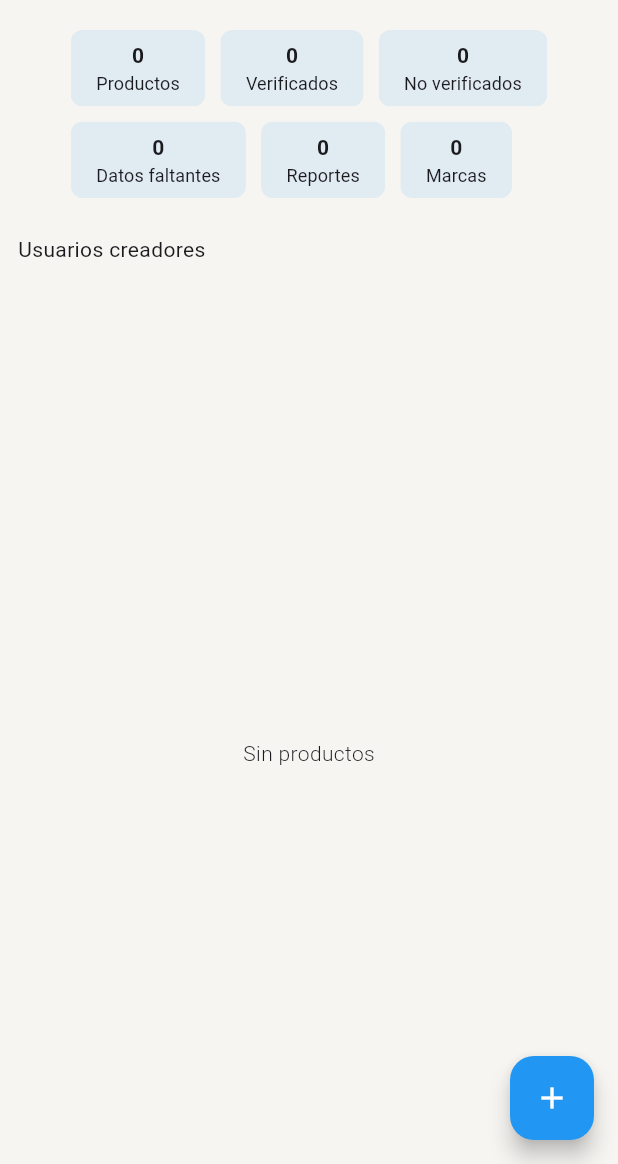
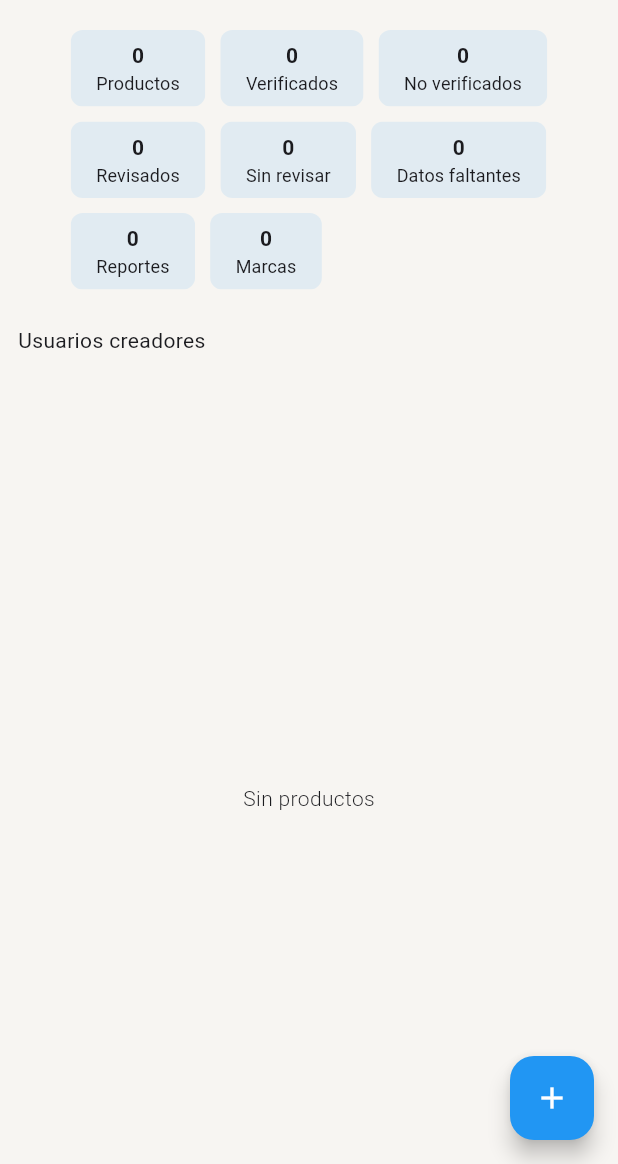
Before and after one commit to lucasaiivan/sell, a Flutter app: the ModeratorView screen opened by its route, after a tap on an icon or button, on a phone screen of 412 x 824 dp, the part 72-1236 px from its top. Run offline on Flutter 3.47's test engine with Material 3 defaults, Android fonts, the phone set to English and light mode, and no system bars; our stand-ins replace animate_do, audioplayers, cached_network_image, carousel_slider, cloud_firestore, email_validator and 16 more; missing offline and left inert: flutter_barcode_scanner, observe_internet_connectivity, purchases_flutter, search_page, snapping_sheet; accounts and stored records are empty.

Commit message:
feat: Mejorar la visualización de los productos en la vista del moderador

```diff
--- a/lib/app/core/utils/widgets_utils.dart
+++ b/lib/app/core/utils/widgets_utils.dart
@@ -840,9 +840,8 @@ class ComponentApp extends StatelessWidget {
                 iconLeading==null?Container():Icon(iconLeading,color: colorAccent,size: 24),
                 iconLeading==null?Container():const SizedBox(width:8),
                 // text
-                Text(text,style: TextStyle(color: colorAccent,fontSize: 16 ),overflow: TextOverflow.clip),
+                Text(text,style: TextStyle(color: colorAccent,fontSize: 16 ),overflow: TextOverflow.ellipsis),
                 iconTrailing==null?Container():const SizedBox(width:8),
-                // icon trailing
                 iconTrailing==null?Container():Icon(iconTrailing,color: colorAccent,size: 24),
               ],
             ),
--- a/lib/app/domain/entities/catalogo_model.dart
+++ b/lib/app/domain/entities/catalogo_model.dart
@@ -14,6 +14,7 @@ class Product {
   int followers = 0; // seguidores
   bool outstanding = false; // producto destacado
   bool verified = false; // estado de verificación  al un moderador
+  bool reviewed = false; // estado de revisado por un moderador
   Timestamp creation =Timestamp.now(); // Marca de tiempo ( hora en que se creo el producto )
   Timestamp upgrade =Timestamp.now(); // Marca de tiempo ( hora en que se edito el producto )
   // datos del usuario y cuenta
@@ -26,6 +27,7 @@ class Product {
     this.idUserCreation = '',
     this.idUserUpgrade = '',
     this.verified = false,
+    this.reviewed = false,
     this.outstanding = false,
     this.idMark = "",
     this.nameMark = '',
@@ -43,6 +45,7 @@ class Product {
         'idUserCreation': idUserCreation,
         'idUserUpgrade': idUserUpgrade,
         "verified": verified,
+        'reviewed' : reviewed,
         "outstanding": outstanding,
         "idMark": idMark,
         'nameMark': nameMark,
@@ -59,6 +62,7 @@ class Product {
         //'idUserCreation': idUserCreation,
         'idUserUpgrade': idUserUpgrade,
         "verified": verified,
+        'reviewed' : reviewed,
         "outstanding": outstanding,
         "idMark": idMark,
         'nameMark': nameMark,
@@ -77,6 +81,7 @@ class Product {
       idUserCreation: data.containsKey('idUserCreation')? data['idUserCreation'] : '',
       idUserUpgrade: data.containsKey('idUserUpgrade')? data['idUserUpgrade'] : '',
       verified: data.containsKey('verified')? data['verified']: false,
+      reviewed: data.containsKey('reviewed')? data['reviewed']: false,
       outstanding: data.containsKey('outstanding')? data['outstanding'] : false,
       idMark: data.containsKey('idMark') ? data['idMark'] : data.containsKey('id_marca') ?data['id_marca'] :'',
       nameMark: data.containsKey('nameMark') ? data['nameMark'] : '',
@@ -98,6 +103,7 @@ class Product {
     idUserCreation = data['idUserCreation'] ?? '';
     idUserUpgrade = data['idUserUpgrade'] ?? '';
     verified = data.containsKey('verified')? data['verified']: data['verificado'] ?? false;
+    reviewed = data.containsKey('reviewed')? data['reviewed']: data['revisado'] ?? false;
     outstanding = data['outstanding'] ?? false;
     idMark =data.containsKey('idMark') ? data['idMark'] : data['id_marca'] ?? '';
     nameMark = data['nameMark'] ?? '';
@@ -116,6 +122,7 @@ class Product {
     productCatalogue.followers = followers;
     productCatalogue.image = image;
     productCatalogue.verified = verified;
+    productCatalogue.reviewed = reviewed;
     productCatalogue.outstanding = outstanding;
     productCatalogue.idMark = idMark;
     productCatalogue.nameMark = nameMark;
@@ -143,6 +150,7 @@ class ProductCatalogue {
 
   // variables del producto global
   bool verified = false; // estado de verificación por un moderador
+  bool reviewed = false; // estado de revisado por un moderador
   bool outstanding = false; // producto destacado en la DB global
   int followers = 0; // seguidores
 
@@ -176,6 +184,7 @@ class ProductCatalogue {
     // Valores del producto
     this.id = "",
     this.verified = false,
+    this.reviewed = false,
     this.followers = 0,
     this.favorite = false,
     this.outstanding = false,
@@ -243,6 +252,7 @@ class ProductCatalogue {
   return ProductCatalogue(
     id: id ?? this.id,
     verified: verified ?? this.verified,
+    reviewed: reviewed,
     followers: followers ?? this.followers,
     favorite: favorite ?? this.favorite,
     outstanding: outstanding ?? this.outstanding,
@@ -280,6 +290,7 @@ class ProductCatalogue {
       // Valores del producto
       id: data.containsKey('id')? data['id'] :'',
       verified: data.containsKey('verified')? data['verified']: data['verificado'] ?? false,
+      reviewed: data.containsKey('reviewed')? data['reviewed']: data['revisado'] ?? false,
       followers: data.containsKey('followers')? data['followers']: data['seguidores'] ?? 0,
       outstanding: data.containsKey('outstanding')? data['outstanding']: data['destacado'] ?? false,
       favorite: data.containsKey('favorite')? data['favorite']: data['favorito'] ?? false,
@@ -319,6 +330,7 @@ class ProductCatalogue {
       id: data.containsKey('id')? data['id'] :'',
       local: data.containsKey('local')? data['local'] : false,
       verified: data.containsKey('verified')? data['verified']: data['verificado'] ?? false,
+      reviewed: data.containsKey('reviewed')? data['reviewed']: data['revisado'] ?? false,
       followers: data.containsKey('followers')? data['followers']: data['seguidores'] ?? 0,
       outstanding: data.containsKey('outstanding')? data['outstanding']: data['destacado'] ?? false,
       favorite: data.containsKey('favorite')? data['favorite']: data['favorito'] ?? false,
@@ -357,6 +369,7 @@ class ProductCatalogue {
         "id": id,
         'local':local,
         "verified": verified,
+        'reviewed': reviewed,
         'followers':followers,
         'outstanding':outstanding,
         "favorite": favorite,
@@ -390,6 +403,7 @@ class ProductCatalogue {
         "id": id,
         'local':local,
         "verified": verified,
+        'reviewed': reviewed,
         'followers':followers,
         'outstanding':outstanding,
         "favorite": favorite,
@@ -423,6 +437,7 @@ class ProductCatalogue {
       id: data['id'] ?? '',
       local: data['local'] ?? false,
       verified: data['verified'] ?? false,
+      reviewed: data['reviewed'] ?? false,
       followers: data['followers'] ?? 0,
       favorite: data['favorite'] ?? false,
       outstanding: data['outstanding'] ?? false,
@@ -461,12 +476,14 @@ class ProductCatalogue {
     productoDefault.followers = followers;
     productoDefault.image = image;
     productoDefault.verified = verified;
+    productoDefault.reviewed = reviewed;
     productoDefault.outstanding = outstanding;
     productoDefault.idMark =  idMark;
     productoDefault.nameMark =  nameMark;
     productoDefault.imageMark = imageMark;
     productoDefault.description =  description;
     productoDefault.code = code;
+    productoDefault.upgrade = documentUpgrade;
     return productoDefault;
   }
 
@@ -477,6 +494,7 @@ class ProductCatalogue {
     followers = product.followers;
     image = product.image;
     verified = product.verified;
+    reviewed = product.verified;
     outstanding = product.outstanding;
     idMark = product.idMark;
     nameMark = product.nameMark;
--- a/lib/app/presentation/moderator/controller/moderator_controller.dart
+++ b/lib/app/presentation/moderator/controller/moderator_controller.dart
@@ -86,6 +86,8 @@ class ModeratorController extends GetxController {
   int get totalProducts => products.length;
   int get totalVerifiedProducts => products.where((element) => element.verified).length;
   int get totalUnverifiedProducts => products.where((element) => !element.verified).length;
+  int get totalReviewedProducts => products.where((element) => element.reviewed).length;
+  int get totalNotReviewedProducts => products.where((element) => !element.reviewed && !element.verified).length;
   int get totalProductsNoData => products.where((element) => element.code == '' || element.idMark == '' || element.description == '' || element.image == '' ).length;
   Product? getProduct({required String id}) {
     // description : obtenemos un producto por su id
@@ -169,7 +171,7 @@ class ModeratorController extends GetxController {
   }
 
   // FUNCTION
-  void filterProducts({bool? verified,String? idUserCreator,bool? noData}) {
+  void filterProducts({bool? verified,bool?reviewed,String? idUserCreator,bool? noData}) {
     // description : filtramos la lista de productos con los parametros dados
     // advertencia : solo se puede filtrar por un parametro a la vez
 
@@ -181,14 +183,14 @@ class ModeratorController extends GetxController {
     viewProducts =true;
     getProductsFiltered.clear();
 
-    if (verified==null && idUserCreator==null && noData==null) {
+    if (verified==null && idUserCreator==null && noData==null && reviewed==null) {
       // add : agregamos todos los productos
       newList.addAll(getProducts);
     } else {
       // add : agregamos los productos filtrados
       for (var element in getProducts) {
         // verified
-        if ( verified != null) {
+        if ( verified != null &&  idUserCreator==null && noData==null && reviewed==null) {
           if (element.verified == verified) {
             newList.add(element);
           }
@@ -202,6 +204,15 @@ class ModeratorController extends GetxController {
         // noData
         if (noData != null) {
           if (element.code == '' || element.idMark == '' || element.description == '' || element.image == '' ) {
+            newList.add(element);
+          }
+        }
+        // reviewed
+        if (reviewed != null && verified != null && idUserCreator== null && noData == null  ) {
+          // conditiom : si esta revisado y no verificado
+          if ( element.reviewed == reviewed && element.verified == false) {
+            newList.add(element);
+          }else if(element.reviewed == reviewed && element.verified == false){
             newList.add(element);
           }
         }
--- a/lib/app/presentation/moderator/view/moderator_view.dart
+++ b/lib/app/presentation/moderator/view/moderator_view.dart
@@ -134,6 +134,24 @@ class ModeratorView extends StatelessWidget {
             onTap: (){
               controller.setFilterText = 'No verificados';
               controller.filterProducts(verified: false);
+            },
+          ),
+          // chip : total de productos revisados sin verificar
+          chipReport(
+            value: controller.totalReviewedProducts,
+            description: 'Revisados',
+            onTap: (){
+              controller.setFilterText = 'Revisados';
+              controller.filterProducts(reviewed: true,verified: false);
+            },
+          ),
+          // chip : sin revisar
+          chipReport(
+            value: controller.totalNotReviewedProducts,
+            description: 'Sin revisar',
+            onTap: (){
+              controller.setFilterText = 'Sin revisar';
+              controller.filterProducts(reviewed: false,verified: false);
             },
           ),
           // chip : total de productos sin algun dato
@@ -339,8 +357,17 @@ class ModeratorView extends StatelessWidget {
                   ),
           ],
         ),
-        //  text : codigo
-        Text(product.code, style: textStyleSecundary.copyWith(fontSize: 12)),
+        //  textrich
+        RichText(
+          text: TextSpan(
+            children: <TextSpan>[
+              TextSpan(text:product.code, style: textStyleSecundary.copyWith(fontSize: 12)),
+              product.verified?const TextSpan(text:''): const TextSpan(text: ' | ', style: TextStyle(color: Colors.black54)),
+              // text : si el producto fue revisado y no esta verificado
+              product.verified?const TextSpan(text:''):product.reviewed ? const TextSpan(text: 'Revisado sin verificar', style: TextStyle(color: Colors.orange)): TextSpan(text:'Sin revisar', style: TextStyle(color: Colors.red[300]))
+            ],
+          ),
+        ),
         // text : fecha de la ultima actualización
         Text(valueDataUpdate, style: textStyleSecundary.copyWith(fontSize: 12)),
         // Text : id del usuario que creo el producto
```
Also changed, not shown: lib/app/presentation/cataloguePage/controller/product_edit_controller.dart (+95 -22 lines), lib/app/presentation/cataloguePage/views/product_edit_view.dart (+123 -73 lines).
